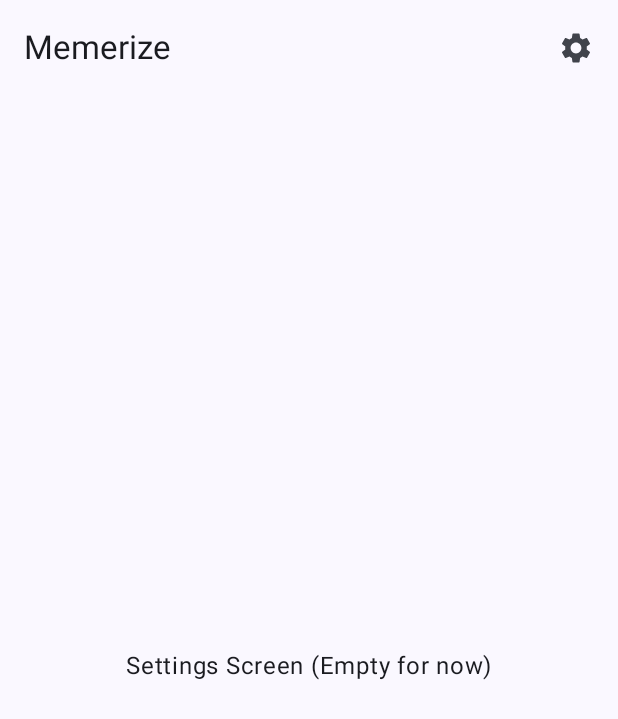
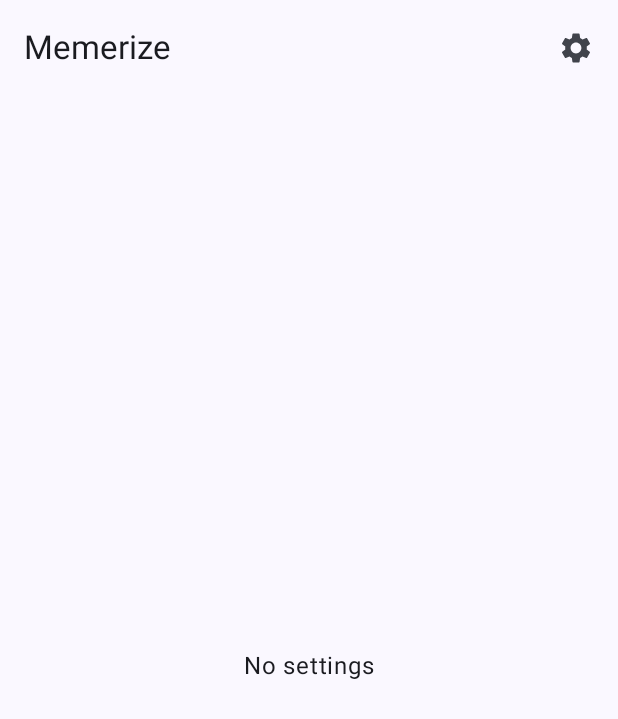
Before and after one commit to SuhasDissa/MemerizeApp, an Android app built with Jetpack Compose: the MemeViewScreen screen opened through its navigation route, after a tap on "Settings", on a phone screen of 412 x 824 dp. Shown: the top 719 px of the screen. Run offline under Robolectric (Android 15) with nearby library versions, the phone set to English and light mode, and no system bars; libraries missing offline, so code that uses them is left out: com.jakewharton.retrofit2; pictures from the network do not load.

Commit message:
First release

```diff
--- a/app/build.gradle
+++ b/app/build.gradle
@@ -2,6 +2,7 @@ plugins {
     id 'com.android.application'
     id 'org.jetbrains.kotlin.android'
     id 'org.jetbrains.kotlin.plugin.serialization' version '1.7.10'
+    //id 'com.google.gms.google-services'
 }
 
 android {
@@ -64,6 +65,9 @@ dependencies {
     implementation "com.jakewharton.retrofit:retrofit2-kotlinx-serialization-converter:0.8.0"
     implementation "io.coil-kt:coil-compose:2.2.2"
     implementation 'androidx.compose.material3:material3:1.1.0-alpha01'
+
+  //  implementation 'com.google.firebase:firebase-bom:31.0.2'
+
     testImplementation 'junit:junit:4.13.2'
     testImplementation 'org.jetbrains.kotlinx:kotlinx-coroutines-test:1.6.4'
     debugImplementation "androidx.compose.ui:ui-test-manifest:$compose_version"
--- a/app/src/main/AndroidManifest.xml
+++ b/app/src/main/AndroidManifest.xml
@@ -2,10 +2,8 @@
 <manifest xmlns:android="http://schemas.android.com/apk/res/android"
     xmlns:tools="http://schemas.android.com/tools">
 <uses-permission android:name="android.permission.INTERNET"/>
+    <uses-permission android:name="android.permission.ACCESS_DOWNLOAD_MANAGER" />
     <application
-        android:allowBackup="true"
-        android:dataExtractionRules="@xml/data_extraction_rules"
-        android:fullBackupContent="@xml/backup_rules"
         android:icon="@mipmap/ic_launcher"
         android:label="@string/app_name"
         android:supportsRtl="true"
@@ -17,7 +15,6 @@
             android:theme="@style/Theme.Memerize">
             <intent-filter>
                 <action android:name="android.intent.action.MAIN" />
-
                 <category android:name="android.intent.category.LAUNCHER" />
             </intent-filter>
 
--- a/app/src/main/java/app/suhasdissa/memerize/Destinations.kt
+++ b/app/src/main/java/app/suhasdissa/memerize/Destinations.kt
@@ -9,10 +9,6 @@ interface Destination {
 
 object Home : Destination {
     override val route = "home"
-}
-
-object MemeWebView : Destination {
-    override val route = "memewebview"
 }
 
 object MemeView : Destination {
@@ -30,3 +26,10 @@ object OneMemeView : Destination {
         navArgument("url") { type = NavType.StringType }
     )
 }
+object WebVideoPlayer : Destination {
+    override val route = "webvideo"
+    val routeWithArgs = "$route/{url}"
+    val arguments = listOf(
+        navArgument("url") { type = NavType.StringType }
+    )
+}
--- a/app/src/main/java/app/suhasdissa/memerize/MainActivity.kt
+++ b/app/src/main/java/app/suhasdissa/memerize/MainActivity.kt
@@ -41,17 +41,24 @@ fun MemerizeApp(modifier: Modifier = Modifier) {
 
     Scaffold(
         modifier = modifier.fillMaxSize(),
-        topBar = { TopAppBar(title = { Text(stringResource(R.string.app_name)) },actions = {
-            IconButton(onClick = { navController.navigateSingleTopTo(Settings.route) }) {
-                Icon(Icons.Filled.Settings, contentDescription = stringResource(R.string.settings))
-            }
-        }) }
-    ) {innerPadding->
+        topBar = {
+            TopAppBar(title = { Text(stringResource(R.string.app_name)) }, actions = {
+                IconButton(onClick = { navController.navigateTo(Settings.route) }) {
+                    Icon(
+                        Icons.Filled.Settings,
+                        contentDescription = stringResource(R.string.settings)
+                    )
+                }
+            })
+        }
+    ) { innerPadding ->
         Surface(
-            modifier = Modifier.fillMaxSize().padding(innerPadding),
+            modifier = Modifier
+                .fillMaxSize()
+                .padding(innerPadding),
             color = MaterialTheme.colorScheme.background
         ) {
-            AppNavHost(navController = navController,modifier=Modifier)
+            AppNavHost(navController = navController, modifier = Modifier)
         }
     }
 }
--- a/app/src/main/java/app/suhasdissa/memerize/NavHost.kt
+++ b/app/src/main/java/app/suhasdissa/memerize/NavHost.kt
@@ -3,9 +3,8 @@ package app.suhasdissa.memerize
 import androidx.compose.runtime.Composable
 import androidx.compose.ui.Modifier
 import androidx.lifecycle.viewmodel.compose.viewModel
-import androidx.navigation.NavGraph.Companion.findStartDestination
+import androidx.navigation.NavHostController
 import androidx.navigation.compose.NavHost
-import androidx.navigation.NavHostController
 import androidx.navigation.compose.composable
 import app.suhasdissa.memerize.backend.ImageViewModel
 import app.suhasdissa.memerize.ui.screens.*
@@ -23,26 +22,23 @@ fun AppNavHost(
         composable(route = Home.route) {
             HomeScreen(
                 onClickMemeView = {
-                    navController.navigateSingleTopTo(MemeView.route)
-                },
-                onClickMemeWebView = {
-                    navController.navigateSingleTopTo(MemeWebView.route)
+                    navController.navigateTo(MemeView.route)
                 }
             )
         }
-        composable(route = MemeWebView.route) {
-            MemeWebViewScreen()
-        }
-
         composable(route = Settings.route) {
             SettingsScreen()
         }
         composable(route = MemeView.route) {
             val memeViewModel: ImageViewModel = viewModel()
             MemeViewScreen(
+                refresh = memeViewModel::getMemePhotos,
                 memeUiState = memeViewModel.memeUiState,
-                onClickMeme = {url ->
+                onClickMeme = { url ->
                     navController.navigateToMeme(url)
+                },
+                onClickVideo = { url ->
+                    navController.navigateToVideo(url)
                 }
             )
         }
@@ -50,28 +46,37 @@ fun AppNavHost(
             route = OneMemeView.routeWithArgs,
             arguments = OneMemeView.arguments
         ) {
-                val imgurl = it.arguments?.getString("url")
+            val imgurl = it.arguments?.getString("url")
             if (imgurl != null) {
                 MemeScreen(imgurl)
+            }
+        }
+        composable(
+            route =WebVideoPlayer.routeWithArgs,
+            arguments = WebVideoPlayer.arguments
+        ) {
+            val url = it.arguments?.getString("url")
+            if (url != null) {
+                WebVideoScreen(url)
             }
         }
     }
 }
 
-fun NavHostController.navigateSingleTopTo(route: String) =
+fun NavHostController.navigateTo(route: String) =
     this.navigate(route) {
-        /* Pop up to the start destination of the graph to
-         avoid building up a large stack of destinations
-         on the back stack as users select items*/
-        popUpTo(
-            this@navigateSingleTopTo.graph.findStartDestination().id
+        /*popUpTo(
+            this@navigateTo.graph.findStartDestination().id
         ) {
             saveState = true
-        }
+        }*/
         launchSingleTop = true
         restoreState = true
     }
 
 private fun NavHostController.navigateToMeme(url: String) {
-    this.navigateSingleTopTo("${OneMemeView.route}/$url")
+    this.navigateTo("${OneMemeView.route}/$url")
 }
+private fun NavHostController.navigateToVideo(url: String) {
+    this.navigateTo("${WebVideoPlayer.route}/$url")
+}
--- a/app/src/main/java/app/suhasdissa/memerize/backend/ImageViewModel.kt
+++ b/app/src/main/java/app/suhasdissa/memerize/backend/ImageViewModel.kt
@@ -19,14 +19,23 @@ class ImageViewModel : ViewModel() {
         private set
 
     init {
-        getMemePhotos()
+        getMemePhotos("tkasylum", "today")
     }
 
-    private fun getMemePhotos() {
+    fun getMemePhotos(
+        subreddit: String,
+        time: String
+    ) {
         viewModelScope.launch {
+            memeUiState = UiState.Loading
             memeUiState = try {
-                UiState.Success(RedditApi.retrofitService.getPhotos().data.children)
-            }catch (e: Exception){
+                UiState.Success(
+                    RedditApi.retrofitService.getRedditData(
+                        subreddit,
+                        time
+                    ).data.children
+                )
+            } catch (e: Exception) {
                 UiState.Error(e.toString())
             }
         }
--- a/app/src/main/java/app/suhasdissa/memerize/ui/screens/HomeScreen.kt
+++ b/app/src/main/java/app/suhasdissa/memerize/ui/screens/HomeScreen.kt
@@ -11,8 +11,7 @@ import androidx.compose.ui.Modifier
 
 @Composable
 fun HomeScreen(modifier: Modifier = Modifier,
-    onClickMemeView:() -> Unit = {},
-    onClickMemeWebView:() -> Unit = {}
+    onClickMemeView:() -> Unit = {}
 ) {
     Box(
         contentAlignment = Alignment.Center,
@@ -22,9 +21,6 @@ fun HomeScreen(modifier: Modifier = Modifier,
             Button(onClick = {onClickMemeView() }) {
                 Text(text = "Memes")
             }
-            Button(onClick = {onClickMemeWebView() }) {
-                Text(text = "Meme Videos")
-            }
             /*Button(onClick = {onClickMemeWebView() }) {
                 Text(text = "Funny Videos")
             }*/
--- a/app/src/main/java/app/suhasdissa/memerize/ui/screens/SettingsScreen.kt
+++ b/app/src/main/java/app/suhasdissa/memerize/ui/screens/SettingsScreen.kt
@@ -16,6 +16,6 @@ fun SettingsScreen(modifier: Modifier = Modifier,
         contentAlignment = Alignment.Center,
         modifier = modifier.fillMaxSize()
     ) {
-                Text(text = "Settings Screen (Empty for now)")
+                Text(text = "No settings")
     }
 }
--- a/app/src/main/res/values/strings.xml
+++ b/app/src/main/res/values/strings.xml
@@ -1,7 +1,6 @@
 <resources>
     <string name="app_name">Memerize</string>
     <string name="loading_failed">Failed to load</string>
-    <string name="loading">Loading</string>
     <string name="meme_photo">Meme Photo</string>
     <string name="settings">Settings</string>
 </resources>
--- a/build.gradle
+++ b/build.gradle
@@ -7,4 +7,5 @@ plugins {
     id 'com.android.application' version '7.3.1' apply false
     id 'com.android.library' version '7.3.1' apply false
     id 'org.jetbrains.kotlin.android' version '1.7.10' apply false
+//    classpath 'com.google.gms:google-services:4.3.13'
 }
```
Also changed, not shown: app/src/main/java/app/suhasdissa/memerize/backend/Model.kt (+8 -18 lines), app/src/main/java/app/suhasdissa/memerize/backend/RedditApi.kt (+14 -7 lines), app/src/main/java/app/suhasdissa/memerize/ui/screens/MemeViewScreen.kt (+119 -51 lines), app/src/main/java/app/suhasdissa/memerize/ui/screens/MemeWebViewScreen.kt (+8 -3 lines), 2 other files.
